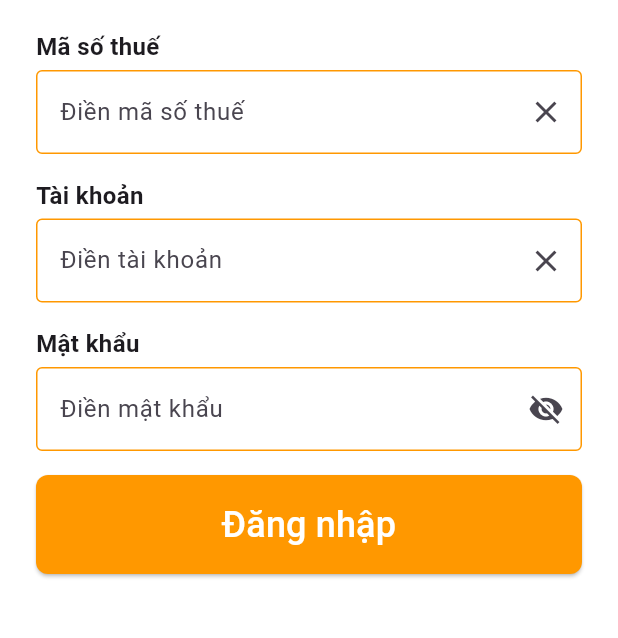
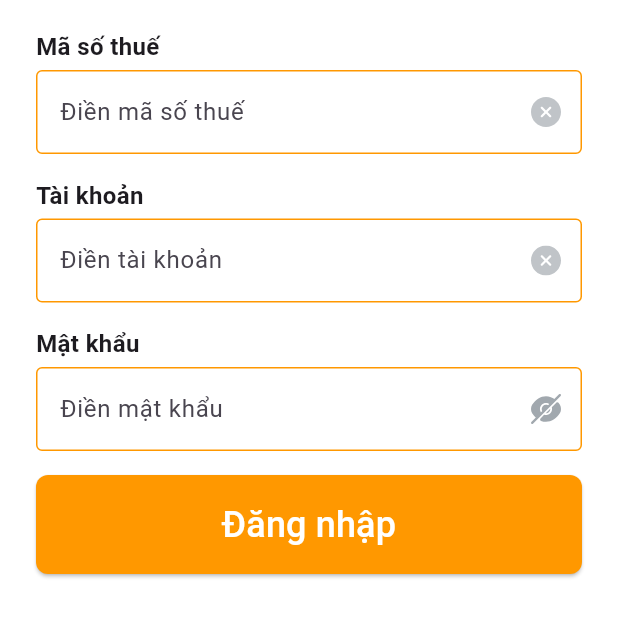
Before and after one commit to trung1qaz/sds_mobile_training_part_1, a Flutter app: the screen it shows after launch, on a phone screen of 412 x 824 dp, the part 92-730 px from its top. Run offline on Flutter 3.47's test engine with Material 3 defaults, Android fonts, the phone set to English and light mode, and no system bars; our stand-ins replace flutter_svg.

Commit message:
i have visual impairment

```diff
--- a/lib/pages/login_screen.dart
+++ b/lib/pages/login_screen.dart
@@ -1,5 +1,5 @@
 import 'package:flutter/material.dart';
-import 'package:flutter_svg/flutter_svg.dart';
+import 'package:flutter_svg/svg.dart';
 import 'home_screen.dart';
 
 class LoginScreen extends StatefulWidget {
@@ -116,7 +116,7 @@ class _LoginScreenState extends State<LoginScreen> {
                 },
                 suffixIcon: IconButton(
                   onPressed: () => taxCtrl.clear(),
-                  icon: Icon(Icons.clear),
+                  icon: SvgPicture.asset('assets/icon/delete.svg'),
                 ),
               ),
 
@@ -133,7 +133,7 @@ class _LoginScreenState extends State<LoginScreen> {
                 },
                 suffixIcon: IconButton(
                   onPressed: () => userCtrl.clear(),
-                  icon: Icon(Icons.clear),
+                  icon: SvgPicture.asset('assets/icon/delete.svg'),
                 ),
               ),
 
@@ -157,9 +157,7 @@ class _LoginScreenState extends State<LoginScreen> {
                       _obscurePassword = !_obscurePassword;
                     });
                   },
-                  icon: Icon(
-                    _obscurePassword ? Icons.visibility_off : Icons.visibility,
-                  ),
+                  icon: _obscurePassword ? SvgPicture.asset('assets/icon/eye_slash.svg') : SvgPicture.asset('assets/icon/eye.svg'),
                 ),
               ),
 
--- a/pubspec.yaml
+++ b/pubspec.yaml
@@ -67,6 +67,9 @@ flutter:
     - assets/icon/logo.svg
     - assets/icon/social_link.svg
     - assets/icon/vector.svg
+    - assets/icon/delete.svg
+    - assets/icon/eye.svg
+    - assets/icon/eye_slash.svg
 
   # An image asset can refer to one or more resolution-specific "variants", see
   # https://flutter.dev/to/resolution-aware-images
```
Also changed, not shown: assets/icon/delete.svg (added), assets/icon/eye.svg (added), assets/icon/eye_slash.svg (added).
